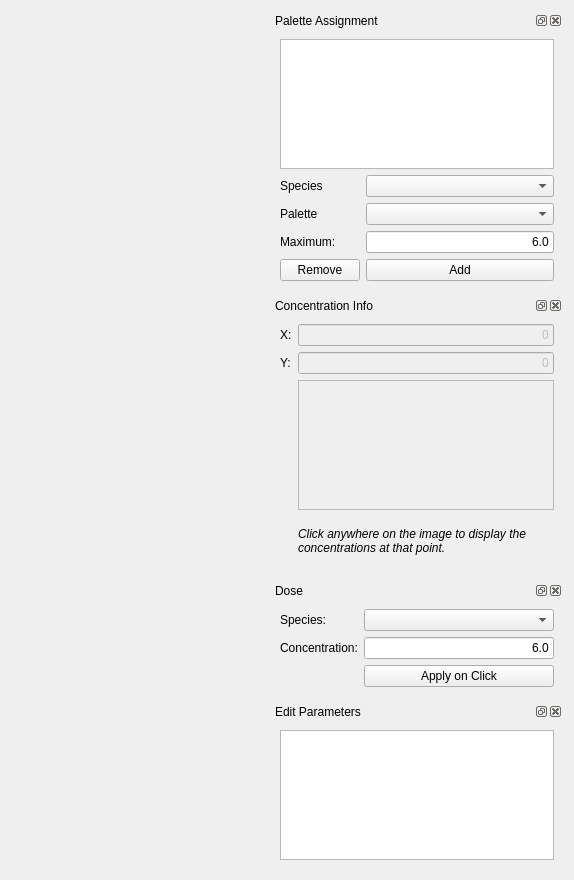
Old version of the form SpatialUI/spatialmainwidget.ui in the repository fbergmann/spatial-sbml.
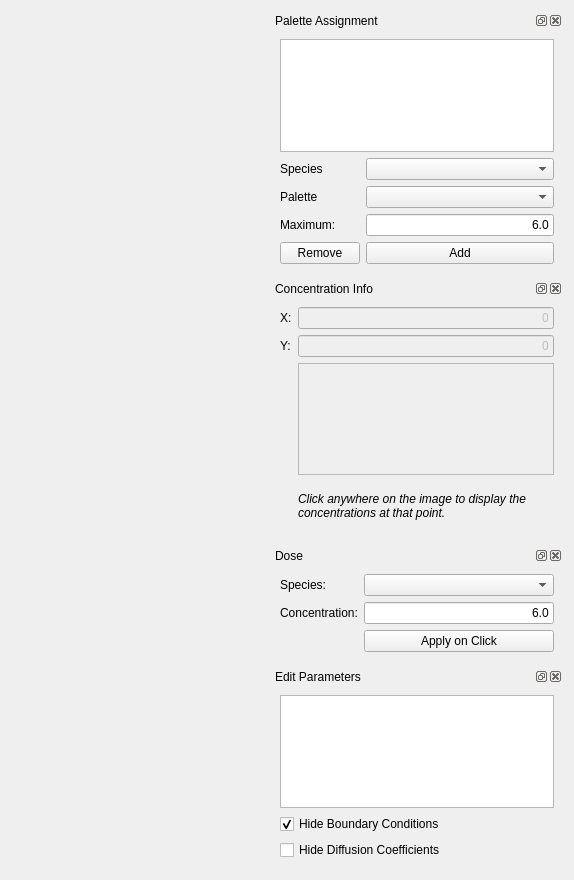
New version of the form. Custom widgets are drawn as their Qt base class.

Commit message: - hide boundary conditions by default - allow to hide diffusion coefficients

Patch:
```diff
--- a/SpatialUI/spatialmainwidget.ui
+++ b/SpatialUI/spatialmainwidget.ui
@@ -300,6 +300,26 @@
            <item row="0" column="0">
             <widget class="QTableWidget" name="tblParameters"/>
            </item>
+           <item row="1" column="0">
+            <widget class="QCheckBox" name="chkHideBC">
+             <property name="text">
+              <string>Hide Boundary Conditions</string>
+             </property>
+             <property name="checked">
+              <bool>true</bool>
+             </property>
+            </widget>
+           </item>
+		  <item row="2" column="0">
+            <widget class="QCheckBox" name="chkHideDiff">
+             <property name="text">
+              <string>Hide Diffusion Coefficients</string>
+             </property>
+             <property name="checked">
+              <bool>false</bool>
+             </property>
+            </widget>
+           </item>
           </layout>
          </widget>
         </widget>
```
The commit also changes 4 other files.
